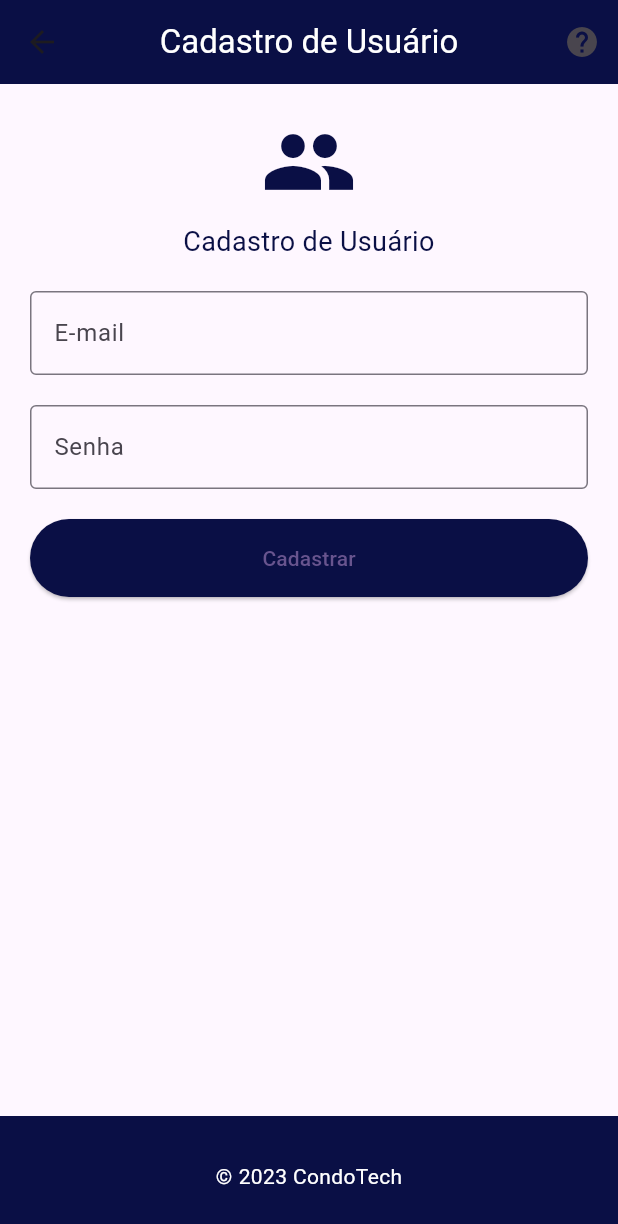
After one commit to CondoTech/condotech_app, a Flutter app: the CadastroUser screen opened by its route, on a phone screen of 412 x 824 dp. The commit adds this screen. Shown: the top 1224 px of the screen. Run offline on Flutter 3.47's test engine with Material 3 defaults, Android fonts, the phone set to English and light mode, and no system bars; our stand-ins replace cloud_firestore, firebase_auth, firebase_core, shared_preferences; accounts and stored records are empty.

Commit message:
add: pages cadastroUser, detalhesUser, listaFunc

```diff
--- /dev/null
+++ b/condotech/lib/pages/cadastroUser.dart
@@ -0,0 +1,97 @@
+import 'package:flutter/material.dart';
+import 'package:condotech/util/color.dart';
+
+class CadastroUser extends StatelessWidget {
+  const CadastroUser({Key? key}) : super(key: key);
+
+  @override
+  Widget build(BuildContext context) {
+    return Scaffold(
+      appBar: AppBar(
+        backgroundColor: Paleta.azulEscuro,
+        title: const Text(
+          'Cadastro de Usuário',
+          style: TextStyle(color: Colors.white),
+        ),
+        centerTitle: true,
+        leading: IconButton(
+          icon: const Icon(Icons.arrow_back),
+          onPressed: () {
+            Navigator.of(context).pop();
+          },
+        ),
+        actions: [
+          IconButton(
+            icon: const Icon(Icons.help),
+            onPressed: () {
+              // Adicione aqui a lógica para a ajuda
+            },
+          ),
+        ],
+      ),
+      body: SingleChildScrollView(
+        padding: const EdgeInsets.all(20),
+        child: Column(
+          crossAxisAlignment: CrossAxisAlignment.stretch,
+          children: [
+            Icon(
+              Icons.people,
+              size: 64,
+              color: Paleta.azulEscuro,
+            ),
+            const SizedBox(height: 8),
+            Text(
+              'Cadastro de Usuário',
+              style: TextStyle(fontSize: 18, color: Paleta.azulEscuro),
+              textAlign: TextAlign.center,
+            ),
+            const SizedBox(height: 20),
+            const TextField(
+              decoration: InputDecoration(
+                labelText: 'E-mail',
+                hintText: 'Digite seu e-mail',
+                border: OutlineInputBorder(),
+              ),
+              keyboardType: TextInputType.emailAddress,
+            ),
+            const SizedBox(height: 20),
+            const TextField(
+              obscureText: true,
+              decoration: InputDecoration(
+                labelText: 'Senha',
+                hintText: 'Digite sua senha',
+                border: OutlineInputBorder(),
+              ),
+            ),
+            const SizedBox(height: 20),
+            ElevatedButton(
+              onPressed: () {
+                // Adicione aqui a lógica para cadastrar o usuário
+              },
+              child: const Text('Cadastrar'),
+              style: ElevatedButton.styleFrom(
+                backgroundColor: Paleta.azulEscuro,
+                padding: const EdgeInsets.symmetric(vertical: 16.0),
+              ),
+            ),
+          ],
+        ),
+      ),
+      bottomNavigationBar: BottomAppBar(
+        color: Paleta.azulEscuro,
+        child: Padding(
+          padding: const EdgeInsets.all(8.0),
+          child: Row(
+            mainAxisAlignment: MainAxisAlignment.center,
+            children: const [
+              Text(
+                '©️ 2023 CondoTech',
+                style: TextStyle(color: Colors.white),
+              ),
+            ],
+          ),
+        ),
+      ),
+    );
+  }
+}
```
Also changed, not shown: condotech/lib/pages/detalhesUser.dart (added, +98 -0 lines), condotech/lib/pages/listaFunc.dart (added, +142 -0 lines), condotech/lib/pages/user_info.dart (deleted, +0 -18 lines), condotech/lib/routes/routes.dart (+6 -3 lines).
